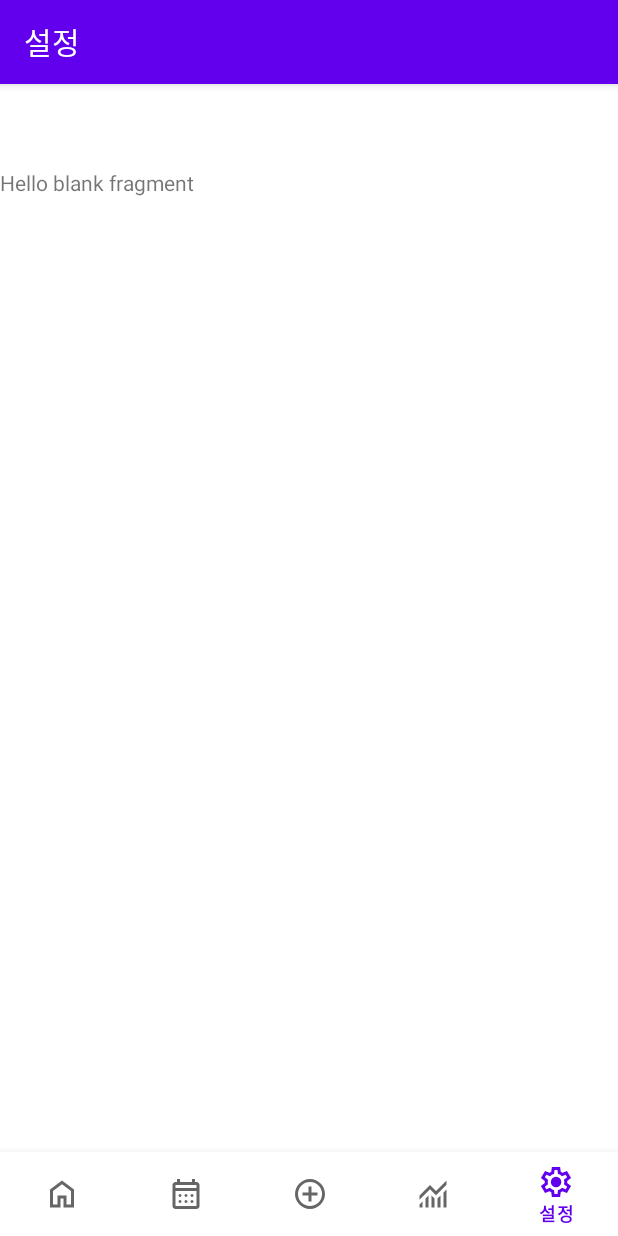
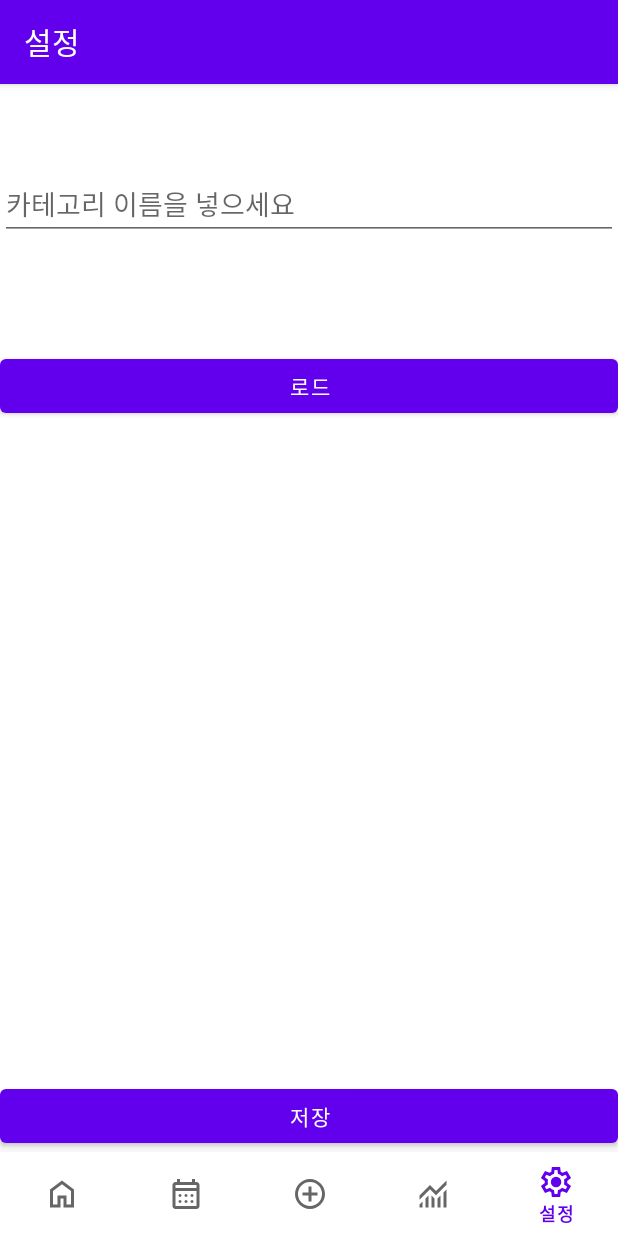
Before and after one commit to Kei037/pay_breeze_mvc, an Android app: the screen it shows after launch (MainActivity), item 5 of the bottom bar chosen, on a phone screen of 412 x 824 dp. Run offline under Robolectric (Android 15) with nearby library versions, the phone set to English and light mode, and no system bars; our stand-ins replace Room's generated code, navigation-ui.

Commit message:
feature1 / DB샘플(Setting파일)

```diff
--- a/app/build.gradle
+++ b/app/build.gradle
@@ -41,6 +41,7 @@ dependencies {// room 관련 설정 추가
     implementation "androidx.room:room-runtime:$room_version"
     kapt "androidx.room:room-compiler:$room_version"
 
+    // material 설정
     implementation 'com.google.android.material:material:1.5.0'
 
     implementation libs.androidx.activity
--- a/app/src/main/AndroidManifest.xml
+++ b/app/src/main/AndroidManifest.xml
@@ -3,6 +3,8 @@
     xmlns:tools="http://schemas.android.com/tools">
 
     <application
+        android:name=".data.MyApplication"
+
         android:allowBackup="true"
         android:dataExtractionRules="@xml/data_extraction_rules"
         android:fullBackupContent="@xml/backup_rules"
--- /dev/null
+++ b/app/src/main/java/com/kei037/pay_breeze_mvc/data/MyApplication.kt
@@ -0,0 +1,14 @@
+package com.kei037.pay_breeze_mvc.data
+
+import android.app.Application
+import com.kei037.pay_breeze_mvc.data.db.AppDatabase
+
+/**
+ * 어플 실행시 DB 초기화
+ */
+class MyApplication : Application() {
+    override fun onCreate() {
+        super.onCreate()
+        AppDatabase.getInstance(this)
+    }
+}
--- a/app/src/main/java/com/kei037/pay_breeze_mvc/data/db/AppDatabase.kt
+++ b/app/src/main/java/com/kei037/pay_breeze_mvc/data/db/AppDatabase.kt
@@ -11,22 +11,28 @@ import com.kei037.pay_breeze_mvc.data.db.dao.TransactionDao
 import com.kei037.pay_breeze_mvc.data.db.entity.CategoryEntity
 import com.kei037.pay_breeze_mvc.data.db.entity.TransactionEntity
 
+@Database(entities = [TransactionEntity::class, CategoryEntity::class], version = 1)
 @TypeConverters(Converters::class)
-@Database(entities = arrayOf(TransactionEntity::class, CategoryEntity::class), version = 1)
-abstract class AppDatabase: RoomDatabase(){
+abstract class AppDatabase : RoomDatabase() {
     abstract fun getTransactionDao(): TransactionDao
     abstract fun getCategoryDao(): CategoryDao
 
     companion object {
-        val dataBaseName = "pay_breeze_db"
-        private var appDatabase : AppDatabase? = null
+        private const val DATABASE_NAME = "pay_breeze_db"
+        @Volatile
+        private var instance: AppDatabase? = null
 
-        fun getInstance(context: Context): AppDatabase? {
-            if (appDatabase == null) {
-                appDatabase = Room.databaseBuilder(context,
-                    AppDatabase::class.java, dataBaseName).build()
+        fun getInstance(context: Context): AppDatabase {
+            return instance ?: synchronized(this) {
+                val newInstance = Room.databaseBuilder(
+                    context.applicationContext,
+                    AppDatabase::class.java,
+                    DATABASE_NAME
+                )
+                    .build()
+                instance = newInstance
+                newInstance
             }
-            return appDatabase
         }
     }
 }
--- a/app/src/main/java/com/kei037/pay_breeze_mvc/ui/setting/SettingFragment.kt
+++ b/app/src/main/java/com/kei037/pay_breeze_mvc/ui/setting/SettingFragment.kt
@@ -6,55 +6,68 @@ import android.view.LayoutInflater
 import android.view.View
 import android.view.ViewGroup
 import com.kei037.pay_breeze_mvc.R
+import com.kei037.pay_breeze_mvc.data.db.AppDatabase
+import com.kei037.pay_breeze_mvc.data.db.dao.CategoryDao
+import com.kei037.pay_breeze_mvc.data.db.entity.CategoryEntity
+import com.kei037.pay_breeze_mvc.databinding.FragmentCalenderBinding
+import com.kei037.pay_breeze_mvc.databinding.FragmentSettingBinding
 
-// TODO: Rename parameter arguments, choose names that match
-// the fragment initialization parameters, e.g. ARG_ITEM_NUMBER
-private const val ARG_PARAM1 = "param1"
-private const val ARG_PARAM2 = "param2"
+class SettingFragment : Fragment() {
+    // viewBinding 초기화
+    private var _binding: FragmentSettingBinding? = null
+    private val binding get() = _binding!!
+    // DAO 초기화
+    private lateinit var categoryDao: CategoryDao
 
-/**
- * A simple [Fragment] subclass.
- * Use the [SettingFragment.newInstance] factory method to
- * create an instance of this fragment.
- */
-class SettingFragment : Fragment() {
-    // TODO: Rename and change types of parameters
-    private var param1: String? = null
-    private var param2: String? = null
-
-    override fun onCreate(savedInstanceState: Bundle?) {
-        super.onCreate(savedInstanceState)
-        arguments?.let {
-            param1 = it.getString(ARG_PARAM1)
-            param2 = it.getString(ARG_PARAM2)
-        }
-    }
-
+    /**
+     * 처음 화면을 실행시 viewBinding 초기화
+     */
     override fun onCreateView(
         inflater: LayoutInflater, container: ViewGroup?,
         savedInstanceState: Bundle?
     ): View? {
-        // Inflate the layout for this fragment
-        return inflater.inflate(R.layout.fragment_setting, container, false)
+        _binding = FragmentSettingBinding.inflate(inflater, container, false)
+        return binding.root
     }
 
-    companion object {
-        /**
-         * Use this factory method to create a new instance of
-         * this fragment using the provided parameters.
-         *
-         * @param param1 Parameter 1.
-         * @param param2 Parameter 2.
-         * @return A new instance of fragment SettingFragment.
-         */
-        // TODO: Rename and change types and number of parameters
-        @JvmStatic
-        fun newInstance(param1: String, param2: String) =
-            SettingFragment().apply {
-                arguments = Bundle().apply {
-                    putString(ARG_PARAM1, param1)
-                    putString(ARG_PARAM2, param2)
+    override fun onViewCreated(view: View, savedInstanceState: Bundle?) {
+        super.onViewCreated(view, savedInstanceState)
+
+        // Room 데이터베이스 인스턴스 초기화
+        val db = AppDatabase.getInstance(requireContext())
+        categoryDao = db.getCategoryDao()
+
+        // 저장 버튼 클릭 리스너 설정
+        binding.saveBtn.setOnClickListener {
+            val inputText = binding.inputEditText.text.toString()
+            val newCategory = CategoryEntity(name = inputText, isPublic = true)
+
+            // 데이터베이스 작업은 백그라운드 스레드에서 수행
+            Thread {
+                categoryDao.insertCategory(newCategory)
+                // UI 업데이트는 메인 스레드에서 수행
+                requireActivity().runOnUiThread {
+                    binding.textView.text = "Saved: $inputText"
                 }
-            }
+            }.start()
+        }
+
+        // 데이터 가져오기 예제
+        binding.loadBtn.setOnClickListener {
+            Thread {
+                val categories = categoryDao.getAll()
+                requireActivity().runOnUiThread {
+                    binding.textView.text = categories.joinToString { it.name }
+                }
+            }.start()
+        }
+    }
+
+    /**
+     * 화면 전환시 viewBinding 해제
+     */
+    override fun onDestroyView() {
+        super.onDestroyView()
+        _binding = null
     }
 }
--- a/app/src/main/res/layout/fragment_setting.xml
+++ b/app/src/main/res/layout/fragment_setting.xml
@@ -1,14 +1,48 @@
 <?xml version="1.0" encoding="utf-8"?>
-<FrameLayout xmlns:android="http://schemas.android.com/apk/res/android"
+<androidx.constraintlayout.widget.ConstraintLayout xmlns:android="http://schemas.android.com/apk/res/android"
     xmlns:tools="http://schemas.android.com/tools"
     android:layout_width="match_parent"
     android:layout_height="match_parent"
+    xmlns:app="http://schemas.android.com/apk/res-auto"
     tools:context=".ui.setting.SettingFragment">
 
-    <!-- TODO: Update blank fragment layout -->
+    <EditText
+        android:id="@+id/inputEditText"
+        android:layout_width="match_parent"
+        android:layout_height="wrap_content"
+        app:layout_constraintTop_toTopOf="parent"
+        app:layout_constraintStart_toStartOf="parent"
+        app:layout_constraintEnd_toEndOf="parent"
+        android:hint="카테고리 이름을 넣으세요"/>
+
     <TextView
+        android:id="@+id/textView"
         android:layout_width="match_parent"
-        android:layout_height="match_parent"
-        android:text="@string/hello_blank_fragment" />
+        android:layout_height="wrap_content"
+        app:layout_constraintStart_toStartOf="parent"
+        app:layout_constraintEnd_toEndOf="parent"
+        app:layout_constraintTop_toBottomOf="@id/inputEditText"
+        android:layout_marginTop="30dp"
+        android:textSize="32dp"/>
 
-</FrameLayout>
+    <Button
+        android:id="@+id/saveBtn"
+        android:layout_width="match_parent"
+        android:layout_height="wrap_content"
+        android:layout_marginBottom="56dp"
+        android:text="저장"
+        app:layout_constraintBottom_toBottomOf="parent"
+        app:layout_constraintEnd_toEndOf="parent"
+        app:layout_constraintHorizontal_bias="0.0"
+        app:layout_constraintStart_toStartOf="parent" />
+
+    <Button
+        android:id="@+id/loadBtn"
+        android:layout_width="match_parent"
+        android:layout_height="wrap_content"
+        app:layout_constraintTop_toBottomOf="@id/textView"
+        app:layout_constraintStart_toStartOf="parent"
+        app:layout_constraintEnd_toEndOf="parent"
+        android:text="로드"/>
+
+</androidx.constraintlayout.widget.ConstraintLayout>
```
Also changed, not shown: app/src/main/java/com/kei037/pay_breeze_mvc/ui/calender/CalenderFragment.kt (+3 -5 lines), app/src/main/res/layout/fragment_calender.xml (+1 -27 lines), app/src/main/java/com/kei037/pay_breeze_mvc/MainActivity.kt (line endings or trailing spaces).
